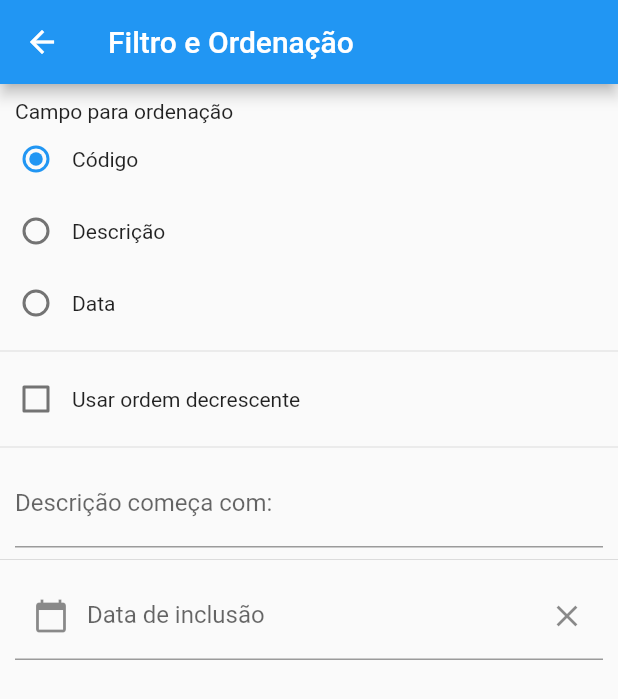
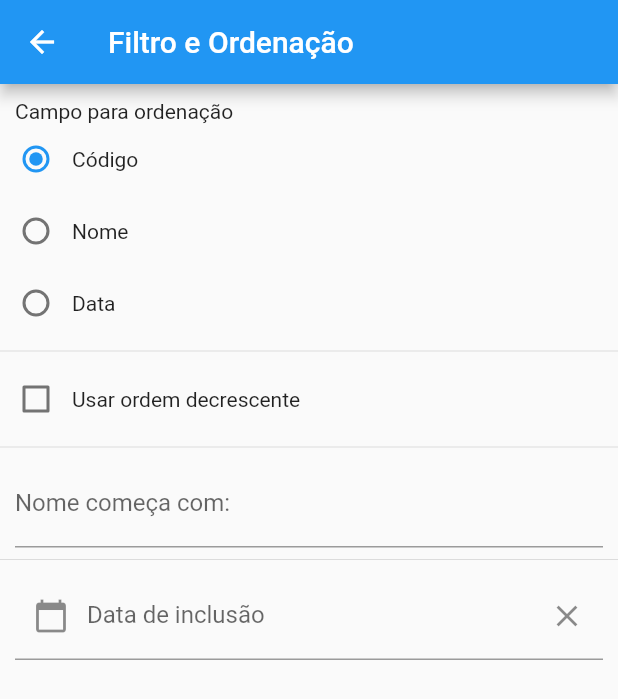
Before and after one commit to CathulaOliveira/pontos-turisticos, a Flutter app: the screen it shows after launch, after a tap on the "filter list" icon, on a phone screen of 412 x 824 dp. Shown: the top 699 px of the screen. Run offline on Flutter 3.47's test engine with Material 2 defaults, Android fonts, the phone set to English and light mode, and no system bars; our stand-ins replace shared_preferences.

Commit message:
correção dos bugs das interfaces apontados na devolutiva

```diff
--- a/pontos_turisticos/lib/model/ponto_turistico.dart
+++ b/pontos_turisticos/lib/model/ponto_turistico.dart
@@ -3,15 +3,17 @@ import 'package:intl/intl.dart';
 class PontoTuristico {
 
   static const CAMPO_ID = 'id';
+  static const CAMPO_NOME = 'nome';
   static const CAMPO_DESCRICAO = 'descricao';
   static const CAMPO_DATA = 'data';
 
   int id;
+  String nome;
   String descricao;
   String detalhes;
   DateTime? data;
 
-  PontoTuristico({required this.id, required this.descricao, this.data, required this.detalhes});
+  PontoTuristico({required this.id, required this.nome, required this.descricao, this.data, required this.detalhes});
 
   String get dataFormatado {
     if (data == null) {
--- a/pontos_turisticos/lib/pages/conteudo_form_dialog.dart
+++ b/pontos_turisticos/lib/pages/conteudo_form_dialog.dart
@@ -15,6 +15,7 @@ class ConteudoFormDialog extends StatefulWidget {
 
 class ConteudoFormDialogState extends State<ConteudoFormDialog> {
   final formKey = GlobalKey<FormState>();
+  final nomeController = TextEditingController();
   final descricaoController = TextEditingController();
   final detalhesController = TextEditingController();
   final dataController = TextEditingController();
@@ -24,6 +25,7 @@ class ConteudoFormDialogState extends State<ConteudoFormDialog> {
   void initState() {
     super.initState();
     if (widget.pontoTuristico != null) {
+      nomeController.text = widget.pontoTuristico!.nome;
       descricaoController.text = widget.pontoTuristico!.descricao;
       detalhesController.text = widget.pontoTuristico!.detalhes;
       dataController.text = widget.pontoTuristico!.dataFormatado;
@@ -38,6 +40,16 @@ class ConteudoFormDialogState extends State<ConteudoFormDialog> {
       child: Column(
         mainAxisSize: MainAxisSize.min,
         children: [
+          TextFormField(
+            controller: nomeController,
+            decoration: InputDecoration(labelText: 'Nome'),
+            validator: (String? valor){
+              if (valor == null || valor.isEmpty) {
+                return 'Informe o nome';
+              }
+              return null;
+            },
+          ),
           TextFormField(
             controller: descricaoController,
             decoration: InputDecoration(labelText: 'Descrição'),
@@ -60,6 +72,7 @@ class ConteudoFormDialogState extends State<ConteudoFormDialog> {
           ),
           TextFormField(
             controller: dataController,
+            enabled: false,
             decoration: InputDecoration(
               labelText: 'Data',
               prefixIcon: IconButton(
@@ -103,6 +116,7 @@ class ConteudoFormDialogState extends State<ConteudoFormDialog> {
 
   PontoTuristico get pontoTuristico => PontoTuristico(
     id: widget.pontoTuristico?.id ?? 0,
+    nome: nomeController.text,
     descricao: descricaoController.text,
     data: dataController.text.isEmpty ? null : _dateFormat.parse(dataController.text),
     detalhes: detalhesController.text,
--- a/pontos_turisticos/lib/pages/filtro_page.dart
+++ b/pontos_turisticos/lib/pages/filtro_page.dart
@@ -9,7 +9,7 @@ class FiltroPage extends StatefulWidget {
   static const ROUTE_NAME = '/filtro';
   static const CHAVE_CAMPO_ORDENACAO = 'campoOrdenacao';
   static const CHAVE_USAR_ORDEM_DECERSCENTE = 'usarOrdemDecrescente';
-  static const CHAVE_FILTRO_DESCRICAO = 'filtroDescricao';
+  static const CHAVE_FILTRO_NOME = 'filtroNome';
   static const CHAVE_FILTRO_DATA = 'filtroData';
 
   @override
@@ -20,13 +20,13 @@ class _FiltroPageState extends State<FiltroPage> {
 
   final _camposParaOrdenacao = {
     PontoTuristico.CAMPO_ID: 'Código',
-    PontoTuristico.CAMPO_DESCRICAO: 'Descrição',
+    PontoTuristico.CAMPO_NOME: 'Nome',
     PontoTuristico.CAMPO_DATA: 'Data'
   };
 
   late final SharedPreferences pref;
 
-  final descricaoController = TextEditingController();
+  final nomeController = TextEditingController();
   final dataController = TextEditingController();
   final _dateFormat = DateFormat('dd/MM/yyyy');
 
@@ -82,8 +82,8 @@ class _FiltroPageState extends State<FiltroPage> {
         Padding(
           padding: EdgeInsets.symmetric(horizontal: 10),
           child: TextField(
-            decoration: InputDecoration(labelText: 'Descrição começa com:'),
-            controller: descricaoController,
+            decoration: InputDecoration(labelText: 'Nome começa com:'),
+            controller: nomeController,
             onChanged: _onFiltroDescricaoChange,
           ),
         ),
@@ -121,8 +121,8 @@ class _FiltroPageState extends State<FiltroPage> {
     setState(() {
       campoOrdenacao = pref.getString(FiltroPage.CHAVE_CAMPO_ORDENACAO) ?? PontoTuristico.CAMPO_ID;
       usarOrdemDecrescente = pref.getBool(FiltroPage.CHAVE_USAR_ORDEM_DECERSCENTE) ?? false;
-      descricaoController.text = pref.getString(FiltroPage.CHAVE_FILTRO_DESCRICAO) ?? '';
-      descricaoController.text = pref.getString(FiltroPage.CHAVE_FILTRO_DATA) ?? '';
+      nomeController.text = pref.getString(FiltroPage.CHAVE_FILTRO_NOME) ?? '';
+      dataController.text = pref.getString(FiltroPage.CHAVE_FILTRO_DATA) ?? '';
     });
   }
 
@@ -164,7 +164,7 @@ class _FiltroPageState extends State<FiltroPage> {
   }
 
   void _onFiltroDescricaoChange(String? valor) {
-    pref.setString(FiltroPage.CHAVE_FILTRO_DESCRICAO, valor ?? '');
+    pref.setString(FiltroPage.CHAVE_FILTRO_NOME, valor ?? '');
     _alterouValores = true;
   }
 
--- a/pontos_turisticos/lib/pages/lista_pontos_turisticos_page.dart
+++ b/pontos_turisticos/lib/pages/lista_pontos_turisticos_page.dart
@@ -56,7 +56,7 @@ class _ListaPontosTuristicosPageState extends State<ListaPontosTuristicosPage> {
 
         return PopupMenuButton<String>(
           child: ListTile(
-            title: Text('${pontoTuristico.id} - ${pontoTuristico.descricao}'),
+            title: Text('${pontoTuristico.id} - ${pontoTuristico.nome}'),
           ),
           itemBuilder: (BuildContext context) => criarItensMenuPopup(),
           onSelected: (String valorSelecionado) {
```
Also changed, not shown: 2 other files.
